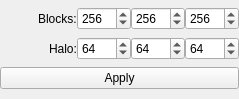
Old version of the form ilastik/applets/blockwiseObjectClassification/drawer.ui in the repository ilastik/ilastik.
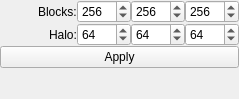
New version of the form.

Commit message: Layout: Added vertical spacers to applet drawer layouts so the widgets in each drawer stay grouped together without extra space.

What changed in the file:
```diff
--- a/ilastik/applets/blockwiseObjectClassification/drawer.ui
+++ b/ilastik/applets/blockwiseObjectClassification/drawer.ui
@@ -182,6 +182,19 @@
        </property>
       </widget>
      </item>
+     <item>
+      <spacer name="verticalSpacer">
+       <property name="orientation">
+        <enum>Qt::Vertical</enum>
+       </property>
+       <property name="sizeHint" stdset="0">
+        <size>
+         <width>20</width>
+         <height>40</height>
+        </size>
+       </property>
+      </spacer>
+     </item>
     </layout>
    </item>
   </layout>
```
The commit also changes 6 other files.
